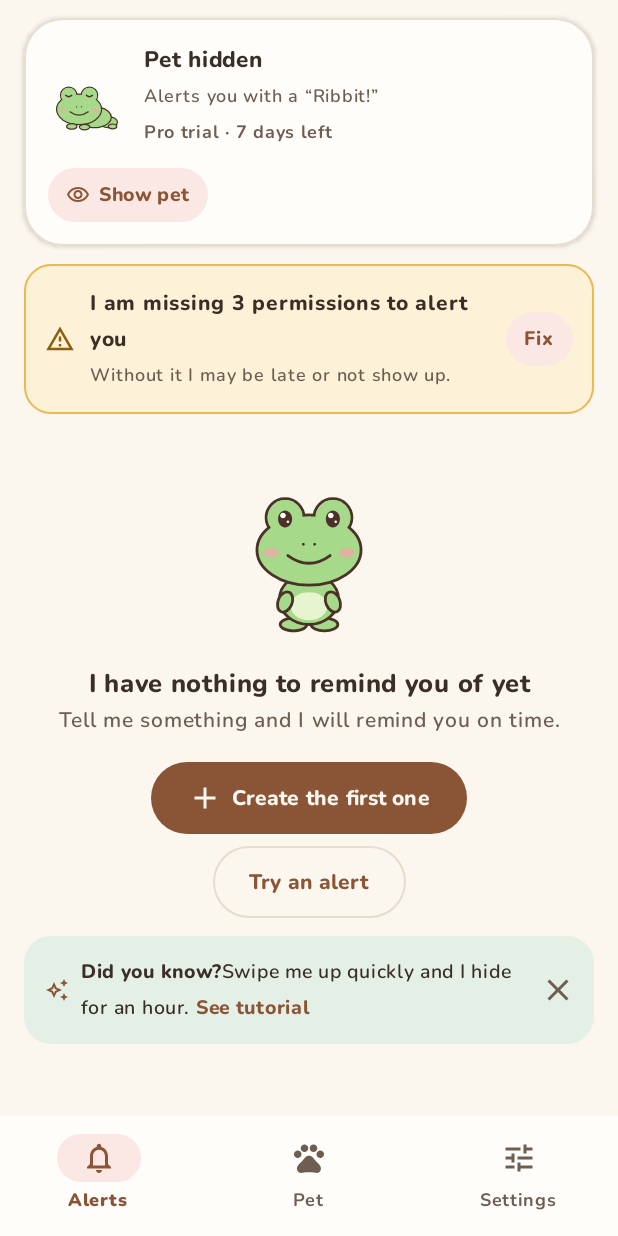
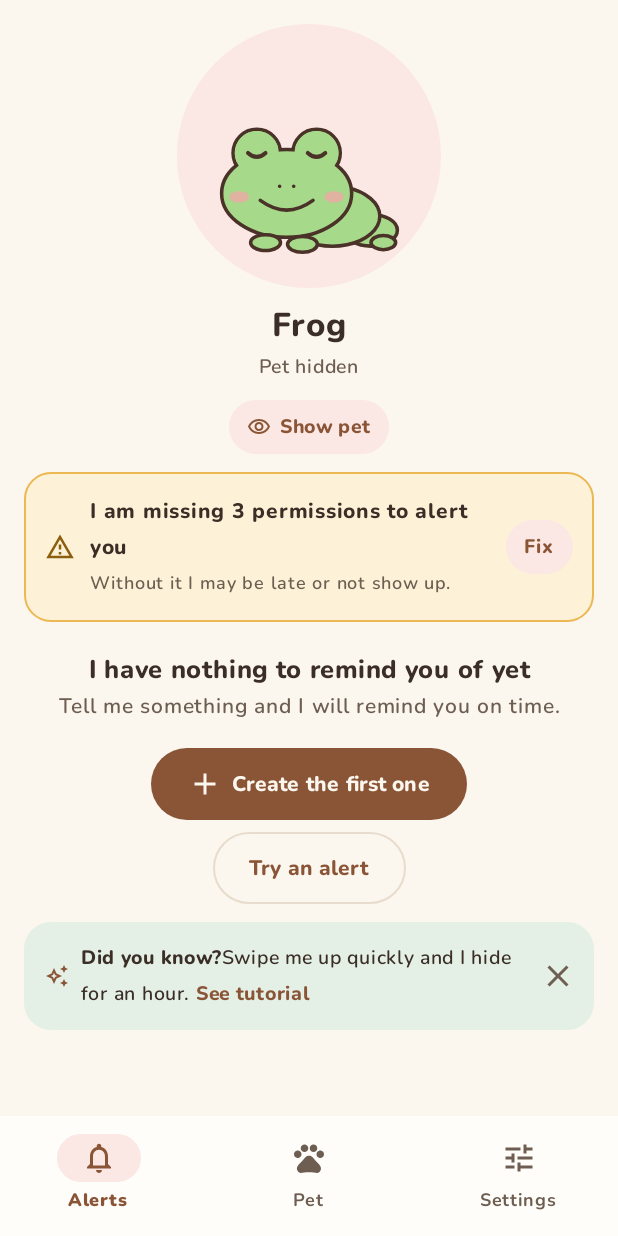
Before and after one commit to Arielgsp/pet-notifications, an Android app built with Jetpack Compose: the composable SettingsScreen called with empty values, on a phone screen of 412 x 824 dp. Run offline under Robolectric (Android 15) with nearby library versions, the phone set to English and light mode, and no system bars; our stand-ins replace Room's generated code; 4 statements that could not run were skipped.

Commit message:
1.0.36–1.0.38: cierre de prueba como venta, aviso sostenido y mascota arriba
1.0.36: el cierre de la prueba de Pro lista todo lo que trae Pro, con lo
usado en negrita; botón para verlo en Herramientas de dueño.

1.0.37: la onomatopeya dura ~1 s y la tarjeta aparece sola, debajo de la
mascota y sostenida con sus patitas (si abajo no entra, al costado);
globo 32 % más chico con el pico en el cachete; textos de gestos al día.

1.0.38: en Avisos la mascota grande queda siempre arriba (se toca y
salta) y sale la tarjeta "está en pantalla"; pausar y silenciar pasan a
Ajustes.

Co-Authored-By: Claude Opus 5.5 <noreply@anthropic.com>

```diff
--- a/app/src/main/java/com/petnotifications/Prefs.kt
+++ b/app/src/main/java/com/petnotifications/Prefs.kt
@@ -316,6 +316,10 @@ class Prefs(context: Context) {
     fun usedCoats() = PetType.entries.any { sp.getInt(KEY_COAT + it.name, 0) != 0 }
     fun usedCalendar() = sp.getBoolean(KEY_CAL_ENABLED, false)
     fun usedVoice() = sp.getBoolean(KEY_VOICE, false)
+    fun usedBedtime() = sp.getBoolean(KEY_BEDTIME, false)
+    fun usedLook() = sp.getInt(KEY_SIZE, DEFAULT_SIZE) != DEFAULT_SIZE || sp.getInt(KEY_OPACITY, 100) != 100
+    fun usedInsist() = sp.getInt(KEY_INSIST_MIN, FREE_INSIST_MINUTES) != FREE_INSIST_MINUTES ||
+        sp.getInt(KEY_INSIST_MAX, FREE_INSIST_MAX) != FREE_INSIST_MAX
 
     /**
      * Cuántas veces probó una mascota o un pelaje Pro sin Pro, y después de cuántas compró (-1 = no
--- a/app/src/main/java/com/petnotifications/overlay/OverlayState.kt
+++ b/app/src/main/java/com/petnotifications/overlay/OverlayState.kt
@@ -79,6 +79,12 @@ class OverlayState {
      * derecha de la mascota, -1 = a la izquierda, 0 = arriba o abajo (ver [fxBelow]).
      */
     var fxSide by mutableIntStateOf(0)
+
+    /**
+     * La tarjeta del aviso va debajo de la mascota y ella la sostiene con las patitas: centro de las
+     * patitas (x en la ventana del globo) y ancho de la mascota, en px. null = la tarjeta va suelta.
+     */
+    var held by mutableStateOf<Pair<Float, Float>?>(null)
     /** Al costado: altura (px, desde arriba de la ventana de efectos) de la cabeza de la mascota. */
     var anchorY by mutableFloatStateOf(0f)
     val hearts = mutableStateListOf<Long>()
--- a/app/src/main/java/com/petnotifications/overlay/PetModel.kt
+++ b/app/src/main/java/com/petnotifications/overlay/PetModel.kt
@@ -71,6 +71,12 @@ object PetModel {
     /** Colores principales del pelaje, para la muestra de la fila de pelajes. */
     fun coatColor(pet: PetType, coat: Int): Long =
         PetModelData.palettes[pet.name]?.getOrNull(coat)?.colors?.get("main") ?: INK
+
+    /** Colores de las patitas que sostienen la tarjeta del aviso: relleno claro y borde del pelaje. */
+    fun pawColors(pet: PetType, coat: Int): Pair<Long, Long> {
+        val c = PetModelData.palettes[pet.name]?.getOrNull(coat)?.colors.orEmpty()
+        return (c["light"] ?: c["main"] ?: 0xFFFFFFFF) to (c["dark"] ?: INK)
+    }
 
     /**
      * Dibuja la mascota girada [theta] grados (0 de frente, 90 mirando a la derecha, 180 de espaldas)
--- a/app/src/main/java/com/petnotifications/overlay/PetViews.kt
+++ b/app/src/main/java/com/petnotifications/overlay/PetViews.kt
@@ -643,7 +643,10 @@ private fun FxLayers(
         when (val phase = state.phase) {
             is FxPhase.Sound -> PlacedSticker(callWord(phase.text), phase.id, state, null)
             is FxPhase.Call -> PlacedSticker(phase.text, phase.id, state, bubble.onTap)
-            is FxPhase.Bubble -> NoteCard(phase, state.who, bubble, Modifier.onSizeChanged { onBubbleHeight(it.height) })
+            is FxPhase.Bubble -> NoteCard(
+                phase, state.who, bubble, Modifier.onSizeChanged { onBubbleHeight(it.height) },
+                held = state.held, paw = PetModel.pawColors(state.pet, state.coat),
+            )
             is FxPhase.Upcoming -> UpcomingPanel(phase, state.anchorX, below, bubble, onBubbleHeight)
             FxPhase.None -> if (state.hearts.isNotEmpty() || state.plusOnes.isNotEmpty()) Spacer(Modifier.height(150.dp))
         }
--- a/app/src/main/java/com/petnotifications/ui/OwnerTools.kt
+++ b/app/src/main/java/com/petnotifications/ui/OwnerTools.kt
@@ -14,6 +14,7 @@ import androidx.compose.material3.TextButton
 import androidx.compose.runtime.Composable
 import androidx.compose.runtime.getValue
 import androidx.compose.runtime.mutableIntStateOf
+import androidx.compose.runtime.mutableStateOf
 import androidx.compose.runtime.remember
 import androidx.compose.runtime.setValue
 import androidx.compose.ui.Alignment
@@ -41,6 +42,8 @@ fun OwnerToolsDialog(onDismiss: () -> Unit) {
     val c = Pet.colors
     var plan by remember { mutableIntStateOf(prefs.ownerPlan) }
     var hearts by remember { mutableIntStateOf(Bond.hearts(ctx)) }
+    var trialEnd by remember { mutableStateOf(false) }
+    if (trialEnd) TrialEndDialog(prefs, onBuy = { trialEnd = false }, onStayFree = { trialEnd = false })
 
     fun setPlan(p: Int) {
         plan = p
@@ -85,6 +88,8 @@ fun OwnerToolsDialog(onDismiss: () -> Unit) {
                         hearts = Bond.hearts(ctx)
                     }
                 }
+                HorizontalDivider(color = c.line, modifier = Modifier.padding(vertical = 6.dp))
+                OutlineChip(stringResource(R.string.owner_trial_end)) { trialEnd = true }
             }
         },
         confirmButton = { TextButton(onClick = onDismiss) { Text(stringResource(R.string.owner_close), color = c.cocoa, fontWeight = FontWeight(800)) } },
--- a/app/src/main/java/com/petnotifications/ui/SettingsScreen.kt
+++ b/app/src/main/java/com/petnotifications/ui/SettingsScreen.kt
@@ -62,7 +62,12 @@ import androidx.compose.foundation.rememberScrollState
 import androidx.compose.foundation.background
 import androidx.compose.foundation.border
 import androidx.compose.ui.draw.clip
+import androidx.compose.animation.core.Animatable
+import androidx.compose.animation.core.spring
+import androidx.compose.animation.core.tween
 import androidx.compose.foundation.clickable
+import androidx.compose.foundation.interaction.MutableInteractionSource
+import androidx.compose.ui.graphics.graphicsLayer
 import androidx.compose.foundation.layout.Arrangement
 import androidx.compose.foundation.layout.Box
 import androidx.compose.foundation.layout.Column
@@ -442,61 +447,62 @@ fun SettingsScreen(
     }
 
     // ---------------------------------------------------------------- Avisos
-    @Composable
-    fun StatusCard() {
-        val shape = CardShape
+    /**
+     * Arriba de Avisos, la mascota grande: lo primero que se ve de la app. Tocarla la hace saltar
+     * contenta. Debajo, su nombre y, solo si hace falta, cómo volver a mostrarla o activar el sonido
+     * (pausar y silenciar están en Ajustes).
+     */
+    @Composable
+    fun PetHero() {
         val off = !enabled || !canOverlay
-        Column(
-            Modifier
-                .fillMaxWidth()
-                .then(
-                    if (paused) Modifier.background(c.surfaceRaised, shape).dashedBorder(c.inkMuted, 26.dp)
-                    else Modifier.shadow(2.dp, shape).background(c.surfaceRaised, shape).border(1.dp, c.line, shape),
-                )
-                .padding(16.dp),
-        ) {
-            Row(verticalAlignment = Alignment.CenterVertically) {
+        val hop = remember { Animatable(0f) }
+        var happy by remember { mutableStateOf(false) }
+        Column(horizontalAlignment = Alignment.CenterHorizontally, modifier = Modifier.fillMaxWidth().padding(top = 4.dp)) {
+            Box(contentAlignment = Alignment.Center, modifier = Modifier.size(176.dp).background(c.blushSoft, CircleShape)) {
                 Image(
-                    petPainter(pet, if (paused || off) PetView.SLEEP else PetView.FRONT, coatOf(pet)),
-                    contentDescription = null, modifier = Modifier.size(52.dp),
-                )
-                Column(Modifier.weight(1f).padding(start = 12.dp)) {
+                    petPainter(pet, if (paused || off) PetView.SLEEP else if (happy) PetView.HAPPY else PetView.FRONT, coatOf(pet)),
+                    contentDescription = petSubject,
+                    modifier = Modifier
+                        .size(150.dp)
+                        .graphicsLayer { translationY = -hop.value * 22.dp.toPx() }
+                        .clickable(interactionSource = remember { MutableInteractionSource() }, indication = null) {
+                            if (paused || off) return@clickable
+                            scope.launch {
+                                happy = true
+                                hop.animateTo(1f, tween(160))
+                                hop.animateTo(0f, spring(dampingRatio = 0.45f, stiffness = 500f))
+                                delay(500)
+                                happy = false
+                            }
+                        },
+                )
+            }
+            Text(
+                prefs.petName(pet) ?: stringResource(pet.nameRes),
+                fontSize = 22.sp, fontWeight = FontWeight(800), color = c.ink, modifier = Modifier.padding(top = 10.dp),
+            )
             Text(
                 when {
                     off -> stringResource(R.string.status_hidden)
-                            paused -> stringResource(R.string.status_paused, petSubject)
-                            else -> stringResource(R.string.status_on, petSubject)
-                        },
-                        fontSize = 15.sp, fontWeight = FontWeight(800), color = c.ink,
-                    )
-                    Text(
-                        when {
                     paused -> stringResource(R.string.home_back_at, hhmm(minuteOfDay(pausedUntil)))
-                            muted -> stringResource(R.string.status_muted)
+                    trialDays != null -> stringResource(R.string.home_trial_line, trialDays)
                     else -> stringResource(R.string.status_sound, stringResource(pet.soundRes))
                 },
-                        fontSize = 12.sp, fontWeight = FontWeight(600), color = c.inkMuted,
-                    )
-                    if (trialDays != null && !paused) {
-                        Text(stringResource(R.string.home_trial_line, trialDays), fontSize = 12.sp, fontWeight = FontWeight(700), color = c.inkMuted)
-                    }
-                }
-            }
-            Row(horizontalArrangement = Arrangement.spacedBy(8.dp), modifier = Modifier.padding(top = 12.dp)) {
+                fontSize = 13.sp, fontWeight = FontWeight(600), color = c.inkMuted,
+            )
+            if (off || paused || muted) {
+                Row(horizontalArrangement = Arrangement.spacedBy(8.dp), modifier = Modifier.padding(top = 10.dp)) {
                     when {
                         off -> SoftChip(stringResource(R.string.home_show_pet), Icons.Outlined.Visibility) { setEnabled(true) }
                         paused -> SoftChip(stringResource(R.string.pet_resume_now), Icons.Outlined.Visibility) {
                             resumePet()
                             if (canOverlay) PetOverlayService.start(ctx)
                         }
-                    else -> OutlineChip(stringResource(R.string.home_pause_1h), Icons.Outlined.Pause) { pauseHour() }
                     }
                     if (muted) SoftChip(stringResource(R.string.unmute), Icons.AutoMirrored.Outlined.VolumeUp) {
                         muted = false
                         prefs.muted = false
-                } else if (!paused && !off) OutlineChip(stringResource(R.string.home_silence), Icons.AutoMirrored.Outlined.VolumeOff) {
-                    muted = true
-                    prefs.muted = true
+                    }
                 }
             }
         }
@@ -691,15 +697,14 @@ fun SettingsScreen(
             verticalArrangement = Arrangement.spacedBy(12.dp),
         ) {
             trying?.let { (p, coat) -> item { TryCard(p, coat) } }
-            item { StatusCard() }
+            item { PetHero() }
             item { AlertCard() }
             if (upcoming.isEmpty() && firedToday.isEmpty()) {
                 item {
-                    Column(horizontalAlignment = Alignment.CenterHorizontally, modifier = Modifier.fillMaxWidth().padding(top = 24.dp)) {
-                        Image(petPainter(pet, PetView.FRONT, coatOf(pet)), contentDescription = null, modifier = Modifier.size(120.dp))
+                    Column(horizontalAlignment = Alignment.CenterHorizontally, modifier = Modifier.fillMaxWidth().padding(top = 8.dp)) {
                         Text(
                             stringResource(R.string.home_empty_title), fontSize = 17.sp, fontWeight = FontWeight(800), color = c.ink,
-                            textAlign = TextAlign.Center, modifier = Modifier.padding(top = 12.dp),
+                            textAlign = TextAlign.Center,
                         )
                         Text(stringResource(R.string.home_empty_body), fontSize = 14.sp, fontWeight = FontWeight(600), color = c.inkMuted, textAlign = TextAlign.Center)
                         Button(
@@ -945,6 +950,31 @@ fun SettingsScreen(
                     stringResource(if (!enabled) R.string.pet_state_off else if (paused) R.string.pet_state_paused else R.string.pet_state_on),
                     onClick = null,
                     trailing = { Switch(checked = enabled, onCheckedChange = ::setEnabled) },
+                )
+                if (enabled) {
+                    RowDivider()
+                    SettingRow(
+                        Icons.Outlined.Pause, stringResource(R.string.row_pause),
+                        if (paused) stringResource(R.string.home_back_at, hhmm(minuteOfDay(pausedUntil))) else stringResource(R.string.row_pause_sub),
+                        onClick = null,
+                        trailing = {
+                            if (paused) OutlineChip(stringResource(R.string.pet_resume_now)) {
+                                resumePet()
+                                if (canOverlay) PetOverlayService.start(ctx)
+                            } else OutlineChip(stringResource(R.string.home_pause_1h)) { pauseHour() }
+                        },
+                    )
+                }
+                RowDivider()
+                SettingRow(
+                    Icons.AutoMirrored.Outlined.VolumeOff, stringResource(R.string.row_mute), stringResource(R.string.row_mute_sub),
+                    onClick = null,
+                    trailing = {
+                        Switch(checked = muted, onCheckedChange = {
+                            muted = it
+                            prefs.muted = it
+                        })
+                    },
                 )
                 RowDivider()
                 SettingRow(Icons.Outlined.Palette, stringResource(R.string.row_theme), null, onClick = null)
--- a/app/src/main/res/values/strings.xml
+++ b/app/src/main/res/values/strings.xml
@@ -365,6 +365,10 @@
     <string name="home_pause_1h">Pause 1 h</string>
     <string name="home_silence">Mute</string>
     <string name="home_show_pet">Show pet</string>
+    <string name="row_pause">Pause the pet</string>
+    <string name="row_pause_sub">Hides for 1 hour and comes back on its own</string>
+    <string name="row_mute">Mute alerts</string>
+    <string name="row_mute_sub">They arrive without sound or voice</string>
     <string name="home_alert_perm_one">I am missing a permission to alert you</string>
     <string name="home_alert_perm_many">I am missing %1$d permissions to alert you</string>
     <string name="home_alert_perm_body">Without it I may be late or not show up.</string>
@@ -391,7 +395,7 @@
     <string name="tip_2">Swipe me down quickly to jot a quick reminder without opening the app.</string>
     <string name="tip_3">Swipe me left quickly and I show you what is coming.</string>
     <string name="tip_4">Swipe me right quickly and I alert you silently.</string>
-    <string name="tip_5">Tap me twice and I jump; three times and I spin.</string>
+    <string name="tip_5">Tap me once and I jump and send hearts; twice and I spin.</string>
     <string name="tip_6">If I am asleep, a tap wakes me up.</string>
     <string name="tip_7">Hold me to open the app.</string>
     <string name="tip_close">Close tip</string>
@@ -402,7 +406,7 @@
     <string name="pets_more_pro">More friends with Pro</string>
     <string name="try_title">Trying: %1$s</string>
     <string name="try_coat">%1$s, coat %2$d</string>
-    <string name="try_body">Tap it, drag it or tap it 3 times to spin. Yours comes back in %1$s.</string>
+    <string name="try_body">Tap it, drag it or tap it twice to spin. Yours comes back in %1$s.</string>
     <string name="try_back">Back to mine</string>
     <string name="try_hint">Tap one to try it for 5 minutes.</string>
     <string name="pets_yours">Your pets</string>
@@ -519,7 +523,7 @@
     <string name="bond_learned_dance">I learned to dance!</string>
     <string name="bond_learned_crown">I got a flower crown!</string>
     <string name="bond_how_wag">When you unlock your phone, I wag my tail.</string>
-    <string name="bond_how_paw">Tap me 3 times: one time I spin, the next I give you my paw.</string>
+    <string name="bond_how_paw">Tap me twice: one time I spin, the next I give you my paw.</string>
     <string name="bond_how_morning">The first time you unlock your phone in the morning, I say good morning.</string>
     <string name="bond_how_dance">Sometimes I dance when you tap “Done”.</string>
     <string name="bond_how_scarf">Very soon you will see me wearing it.</string>
@@ -569,6 +573,7 @@
     <string name="owner_hearts">Hearts: %1$d (level %2$d)</string>
     <string name="owner_bond_add">+10 hearts</string>
     <string name="owner_bond_reset">Reset bond</string>
+    <string name="owner_trial_end">Show the Pro trial ending</string>
     <string name="owner_close">Close</string>
     <string name="note_from">%1$s reminds you · %2$s</string>
     <string name="note_says">%1$s says</string>
@@ -579,7 +584,7 @@
     <string name="row_bubble">Alert bubble</string>
     <string name="bubble_caramel">Caramel</string>
     <string name="bubble_cloud">Little cloud</string>
-    <string name="bubble_help">When an alert arrives, your pet says its sound in this bubble. Tap it to read the alert; tap your pet to leave it for later (a pending letter with a little bell stays at its feet).</string>
+    <string name="bubble_help">When an alert arrives, your pet says its sound in this bubble and right away shows you the alert, holding it with its paws. Tap your pet to leave it for later (a pending letter with a little bell stays at its feet).</string>
     <string name="quiet_title">Quiet alerts</string>
     <string name="quiet_sub">They don’t pop up or make a sound: your pet leaves a letter with a moon at its feet. You can also choose it for each reminder.</string>
     <string name="friendly_title">Friendly notes</string>
@@ -596,11 +601,15 @@
     <string name="trial_notice_body_back">Tomorrow I go back to being %1$s. If you liked how we’ve been, you can keep Pro.</string>
     <string name="trial_end_title">Your Pro trial has ended</string>
     <string name="trial_end_body">Thanks for these days. From today we’re on the free plan, and %1$s is still with you.</string>
-    <string name="trial_end_goes">What goes away:</string>
-    <string name="trial_end_pet">%1$s as your pet (%2$s comes back)</string>
+    <string name="trial_end_goes">What goes away with Pro:</string>
+    <string name="trial_end_pets">all 11 pets</string>
     <string name="trial_end_coats">coats</string>
     <string name="trial_end_calendar">calendar alerts</string>
     <string name="trial_end_voice">the spoken voice</string>
+    <string name="trial_end_dnd">Do not disturb hours</string>
+    <string name="trial_end_look">size and transparency</string>
+    <string name="trial_end_insist">choosing how much alerts insist</string>
+    <string name="trial_end_used">%1$s (you used it)</string>
     <string name="trial_end_stays">Your reminders and the bond you built stay the same.</string>
     <string name="trial_end_buy">Buy Pro</string>
     <string name="trial_end_free">Stay free</string>
--- a/gradle.properties
+++ b/gradle.properties
@@ -5,4 +5,4 @@ android.useAndroidX=true
 kotlin.code.style=official
 android.nonTransitiveRClass=true
 # NÃºmero de compilaciÃ³n de la app: subirlo en cada APK que se entrega (ver app/build.gradle.kts).
-appVersionCode=35
+appVersionCode=38
```
Also changed, not shown: app/src/main/java/com/petnotifications/overlay/NoteViews.kt (+56 -5 lines), app/src/main/java/com/petnotifications/overlay/PetOverlayService.kt (+45 -10 lines), app/src/main/java/com/petnotifications/ui/ProScreen.kt (+21 -12 lines), 4 other files. Lines whose indentation alone changed are shown as unchanged.
